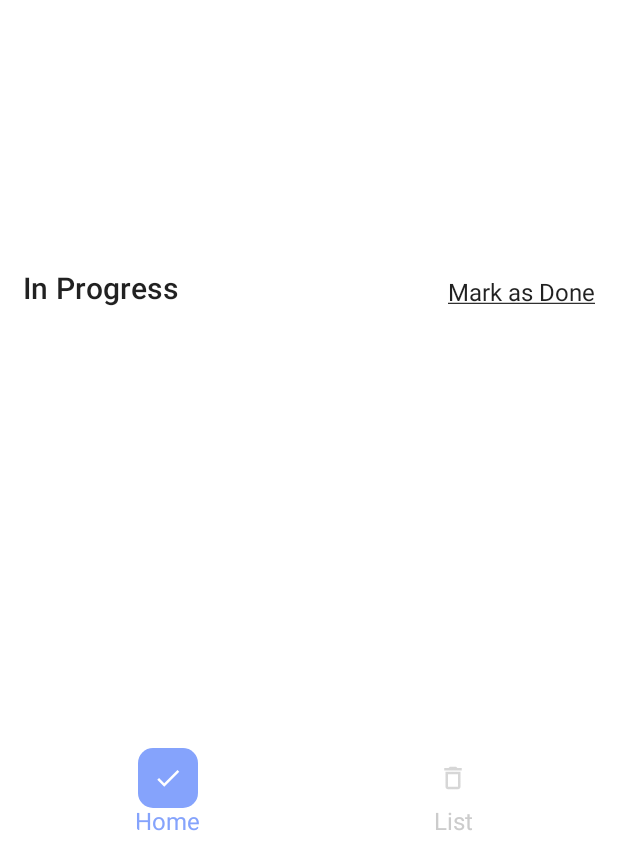
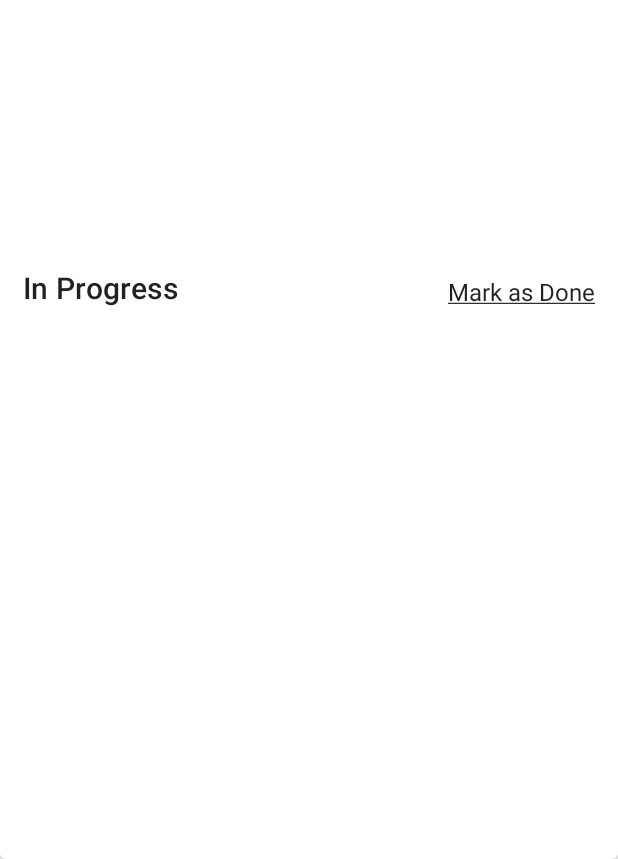
Before and after one commit to macluczak/MyNotes, an Android app built with Jetpack Compose: the composable HomeScreen shown on its own in the app's theme, on a phone screen of 412 x 824 dp, the part 377-1236 px from its top. Run offline under Robolectric (Android 15) with nearby library versions, the phone set to English and light mode, and no system bars; our stand-ins replace Room's generated code, livedata-compose.

```diff
--- a/app/src/main/java/com/macluczak/mywallet/HomeScreen.kt
+++ b/app/src/main/java/com/macluczak/mywallet/HomeScreen.kt
@@ -1,13 +1,9 @@
 package com.macluczak.mywallet
 
 import android.util.Log
-import androidx.compose.foundation.Canvas
 import androidx.compose.foundation.background
 import androidx.compose.foundation.clickable
-import androidx.compose.foundation.horizontalScroll
 import androidx.compose.foundation.layout.*
-import androidx.compose.foundation.lazy.LazyColumn
-import androidx.compose.foundation.lazy.LazyRow
 import androidx.compose.foundation.shape.RoundedCornerShape
 import androidx.compose.material.*
 import androidx.compose.runtime.*
@@ -15,20 +11,11 @@ import androidx.compose.runtime.livedata.observeAsState
 import androidx.compose.ui.Alignment
 import androidx.compose.ui.Modifier
 import androidx.compose.ui.draw.clip
-import androidx.compose.ui.geometry.Offset
 import androidx.compose.ui.graphics.Color
-import androidx.compose.ui.graphics.Path
-import androidx.compose.ui.input.key.onKeyEvent
-import androidx.compose.ui.modifier.modifierLocalConsumer
-import androidx.compose.ui.res.painterResource
-import androidx.compose.ui.text.font.FontWeight
 import androidx.compose.ui.text.style.TextDecoration
 import androidx.compose.ui.tooling.preview.Preview
 import androidx.compose.ui.unit.dp
-import androidx.compose.ui.unit.sp
 import androidx.navigation.NavController
-import com.macluczak.mywallet.data.note.Note
-import com.macluczak.mywallet.data.task.Task
 import com.macluczak.mywallet.ui.theme.*
 import com.macluczak.mywallet.viewmodels.MainViewModel
 
@@ -46,89 +33,11 @@ fun HomeScreen(viewModel: MainViewModel, navController: NavController) {
 
 
         }
-        BottomMenu(items = listOf(
-            BottomMenuContent("Home", R.drawable.ic_baseline_check_24),
-            BottomMenuContent("List", R.drawable.ic_baseline_delete_outline_24)
-        ), modifier = Modifier.align(Alignment.BottomCenter))
+
 
     }
 }
 
-@Composable
-fun BottomMenu(
-    items: List<BottomMenuContent>,
-    modifier: Modifier = Modifier,
-    activeHighlightColor: Color = BlueNote,
-    activeTextColor: Color = BlueNote,
-    activeIconColor: Color = Color.White,
-    inactiveTextColor: Color = Color.LightGray,
-    initialSelectedItemIndex: Int = 0
-) {
-    var selectedItemIndex by remember {
-        mutableStateOf(initialSelectedItemIndex)
-    }
-    Row(
-        horizontalArrangement = Arrangement.SpaceAround,
-        verticalAlignment = Alignment.CenterVertically,
-        modifier = modifier
-            .fillMaxWidth()
-            .background(Color.White)
-            .padding(15.dp)
-    ) {
-        items.forEachIndexed { index, item ->
-            BottomMenuItem(
-                item = item,
-                isSelected = index == selectedItemIndex,
-                activeHighlightColor = activeHighlightColor,
-                activeTextColor = activeTextColor,
-                activeIconColor= activeIconColor,
-                inactiveTextColor = inactiveTextColor
-            ) {
-                selectedItemIndex = index
-            }
-        }
-    }
-}
-
-@Composable
-fun BottomMenuItem(
-    item: BottomMenuContent,
-    isSelected: Boolean = false,
-    activeHighlightColor: Color = BlueNote,
-    activeTextColor: Color = BlueNote,
-    activeIconColor: Color = Color.White,
-    inactiveTextColor: Color = Color.LightGray,
-    onItemClick: () -> Unit
-) {
-    Column(
-        horizontalAlignment = Alignment.CenterHorizontally,
-        verticalArrangement = Arrangement.Center,
-        modifier = Modifier
-            .clip(RoundedCornerShape(10.dp))
-            .clickable {
-            onItemClick()
-        }
-    ) {
-        Box(
-            contentAlignment = Alignment.Center,
-            modifier = Modifier
-                .clip(RoundedCornerShape(10.dp))
-                .background(if (isSelected) activeHighlightColor else Color.Transparent)
-                .padding(10.dp)
-        ) {
-            Icon(
-                painter = painterResource(id = item.iconId),
-                contentDescription = item.title,
-                tint = if (isSelected) activeIconColor else inactiveTextColor,
-                modifier = Modifier.size(20.dp)
-            )
-        }
-        Text(
-            text = item.title,
-            color = if(isSelected) activeTextColor else inactiveTextColor
-        )
-    }
-}
 
 @Composable
 fun Calendar(viewModel: MainViewModel) {
--- a/app/src/main/java/com/macluczak/mywallet/NotesListView.kt
+++ b/app/src/main/java/com/macluczak/mywallet/NotesListView.kt
@@ -24,6 +24,7 @@ import androidx.compose.ui.text.font.FontWeight
 import androidx.compose.ui.unit.dp
 import androidx.compose.ui.unit.sp
 import androidx.navigation.NavController
+import com.macluczak.mywallet.navigation.Screen
 import com.macluczak.mywallet.data.note.Note
 import com.macluczak.mywallet.ui.theme.BlueNote
 import com.macluczak.mywallet.ui.theme.BlueNoteLight
--- a/app/src/main/java/com/macluczak/mywallet/BottomMenuContent.kt
+++ b/app/src/main/java/com/macluczak/mywallet/bottom_menu/BottomMenuContent.kt
@@ -1,8 +1,9 @@
-package com.macluczak.mywallet
+package com.macluczak.mywallet.bottom_menu
 
 import androidx.annotation.DrawableRes
 
 data class BottomMenuContent(
     val title: String,
+    val route: String,
     @DrawableRes val iconId: Int
 )
--- a/app/src/main/java/com/macluczak/mywallet/Screen.kt
+++ b/app/src/main/java/com/macluczak/mywallet/navigation/Screen.kt
@@ -1,9 +1,10 @@
-package com.macluczak.mywallet
+package com.macluczak.mywallet.navigation
 
 sealed class Screen (val route: String){
     object HomeScreen: Screen("home_screen")
     object NoteDetail: Screen("note_detail")
     object TaskDetail: Screen("task_detail")
+    object SecondPage: Screen("second_page")
 
 
     fun withArgs(vararg args: Int): String{
```
Also changed, not shown: app/src/main/java/com/macluczak/mywallet/Navigation.kt (deleted, +0 -45 lines), app/src/main/java/com/macluczak/mywallet/SecondPage.kt (added, +12 -0 lines), app/src/main/java/com/macluczak/mywallet/TaskListView.kt (+27 -16 lines), app/src/main/java/com/macluczak/mywallet/bottom_menu/BottomMenuUI.kt (added, +106 -0 lines), app/src/main/java/com/macluczak/mywallet/navigation/Navigation.kt (added, +64 -0 lines), app/src/main/java/com/macluczak/mywallet/ui/theme/Color.kt (line endings or trailing spaces).
